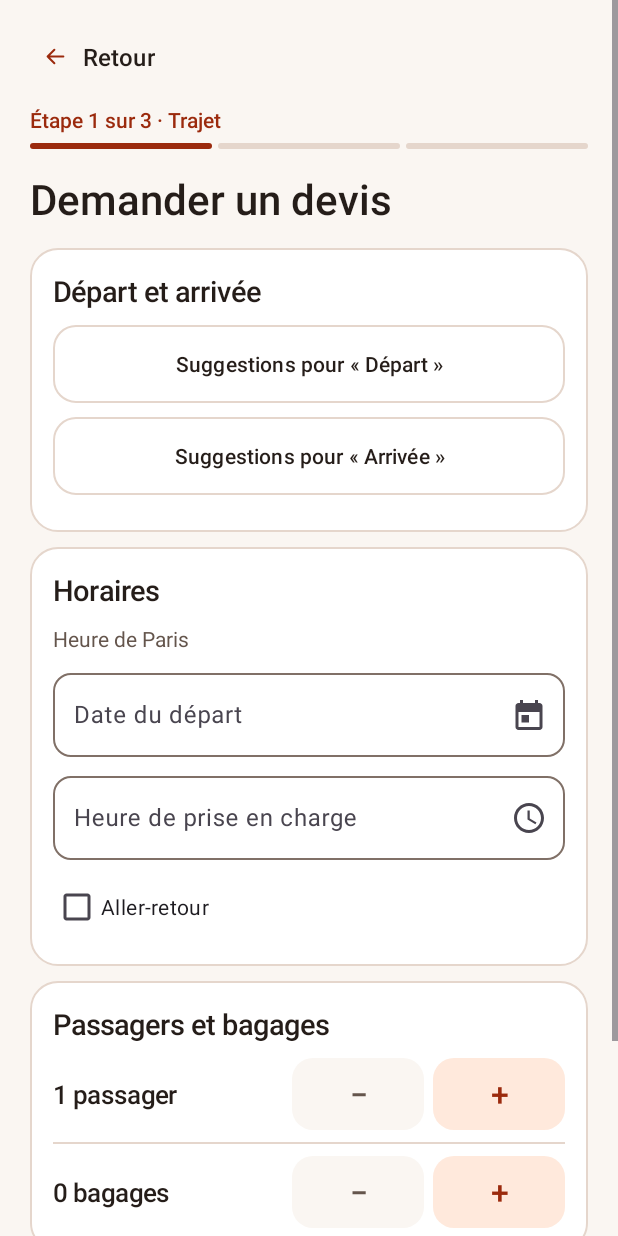
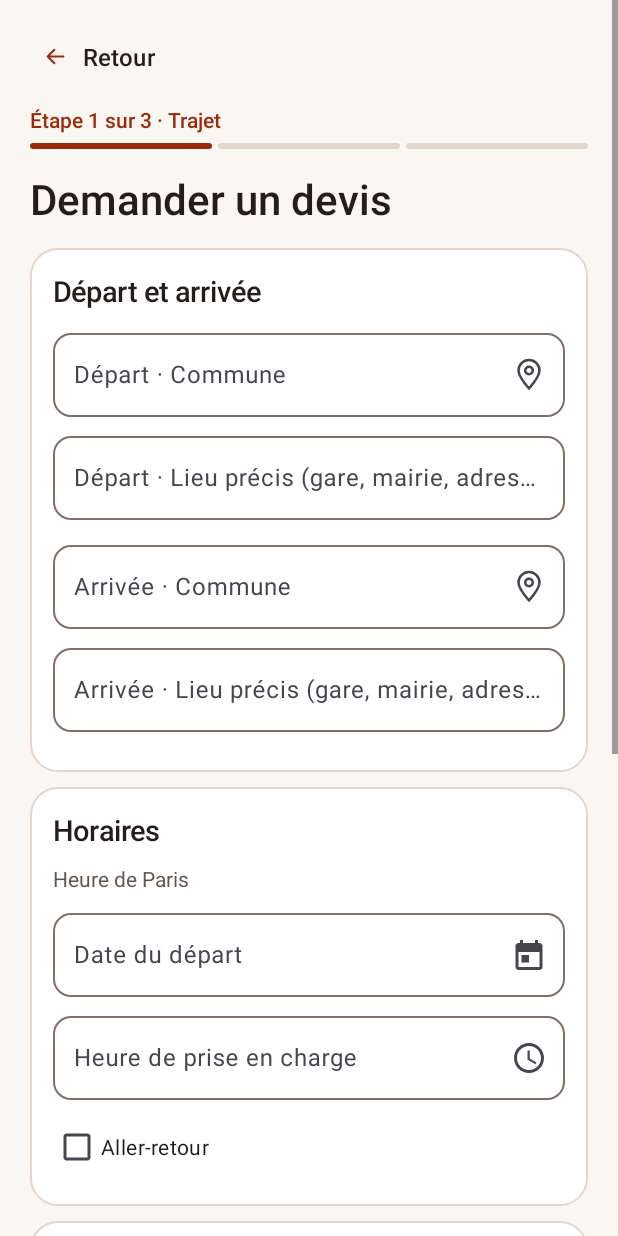
Before and after one commit to Navettephoenix/navette-phoenix, an Android app: the screen it shows after launch (MainActivity), after a tap on "Demander un devis", on a phone screen of 412 x 824 dp. Run offline under Robolectric (Android 15) with nearby library versions, the phone set to English and light mode, and no system bars; our stand-ins replace Firebase (no records; nobody signed in at launch, a user with empty details on screens opened directly); 2 statements that could not run were skipped.

Commit message:
V20: choix de communes avec recherche et estimation dynamique dans la réservation

```diff
--- a/android/app/src/main/java/com/phoenix/navette28/MainActivity.kt
+++ b/android/app/src/main/java/com/phoenix/navette28/MainActivity.kt
@@ -16,6 +16,9 @@ import android.text.InputType
 import android.view.Gravity
 import android.view.View
 import android.widget.FrameLayout
+import android.widget.ArrayAdapter
+import android.widget.ListView
+import android.widget.TextView
 import android.widget.EditText
 import android.widget.ImageView
 import android.widget.LinearLayout
@@ -274,8 +277,9 @@ class MainActivity : AppCompatActivity() {
     private fun trip() {
         column.stepHeader(service.label, 1, "Trajet")
         val address = column.panel("Départ et arrivée")
-        addressField(address, "Départ", "departure")
-        addressField(address, "Arrivée", "arrival")
+        var updateFare: () -> Unit = {}
+        communeField(address, "Départ", "departure") { updateFare() }
+        communeField(address, "Arrivée", "arrival") { updateFare() }
         address.navigationLink(if (BuildConfig.GOOGLE_MAIL) "Voir dans Google Maps" else "Voir l’itinéraire",
             R.drawable.ic_destinations) {
             val current = booking()
@@ -309,11 +313,15 @@ class MainActivity : AppCompatActivity() {
             returnControls.visibility = if (checked) View.VISIBLE else View.GONE
             feedback.changed("returnDate")
             feedback.changed("returnTime")
+            updateFare()
         }
         column.space(10)
         val group = column.panel("Passagers et bagages")
         val passengers = group.quantity(R.plurals.passengers, R.string.remove_passenger, R.string.add_passenger,
-            1..4, value("passengers").toIntOrNull() ?: 1) { values["passengers"] = it.toString() }
+            1..4, value("passengers").toIntOrNull() ?: 1) {
+                values["passengers"] = it.toString()
+                updateFare()
+            }
         feedback.control("passengers", group, passengers)
         group.space(8)
         group.rule()
@@ -321,6 +329,38 @@ class MainActivity : AppCompatActivity() {
         val bags = group.quantity(R.plurals.bags, R.string.remove_bag, R.string.add_bag,
             0..16, value("luggage").toIntOrNull() ?: 0) { values["luggage"] = it.toString() }
         feedback.control("luggage", group, bags)
+        column.space(12)
+        val price = column.panel("Tarif estimé")
+        val zoneLabel = price.label("", 16f, Palette.ink, bold = true)
+        price.space(6)
+        val singleLabel = price.label("", 15f)
+        price.space(7)
+        val totalLabel = price.label("", 25f, Palette.sun, bold = true)
+        price.space(6)
+        price.label("Tarif estimé, confirmé par le service de réservation.", 13f, Palette.muted)
+        val quoteButton = price.action("Demander un devis") {
+            service = Service.DEVIS
+            render(Screen.TRIP)
+        }
+        updateFare = {
+            val result = PricingCalculator.calculerTarif(
+                value("departureCommune"), value("arrivalCommune"), roundTrip,
+                value("passengers").toIntOrNull() ?: 1
+            )
+            if (result is PricingCalculator.Resultat.Tarif) {
+                zoneLabel.text = "Zone ${result.zone} · ${result.prixParPassager} € par passager"
+                singleLabel.text = "${value("passengers")} passager(s) : ${result.prixTotalTrajet} € le trajet"
+                totalLabel.text = if (roundTrip) "Total aller-retour : ${result.prixTotal} €"
+                    else "Total : ${result.prixTotal} €"
+                quoteButton.visibility = View.GONE
+            } else {
+                zoneLabel.text = "Tarif sur devis"
+                singleLabel.text = "Trajet hors zone, entre secteurs ou commune à préciser."
+                totalLabel.text = ""
+                quoteButton.visibility = if (service == Service.DEVIS) View.GONE else View.VISIBLE
+            }
+        }
+        updateFare()
         column.space(12)
         column.navigationLink("Consulter les tarifs par zones", R.drawable.ic_devis) { render(Screen.TARIFFS) }
         column.space(8)
@@ -334,39 +374,70 @@ class MainActivity : AppCompatActivity() {
         }
     }
 
-    private fun addressField(parent: LinearLayout, title: String, key: String) {
-        val useLocalPlaces = BuildConfig.GOOGLE_MAIL || !gateway.available
-        val field = bind(parent, title, key, InputType.TYPE_CLASS_TEXT or InputType.TYPE_TEXT_VARIATION_POSTAL_ADDRESS,
-            suggestions = if (useLocalPlaces) localPlaces else emptyList())
-        if (useLocalPlaces) return
-        var searching = false
-        val search = parent.action("Suggestions pour « $title »") {
-            if (searching) return@action
-            val query = field.text.toString().trim()
-            if (query.length < 3) {
-                field.error = "Saisissez au moins trois caractères."
-                return@action
-            }
-            searching = true
-            gateway.call("suggestAddresses", mapOf("query" to query)).addOnCompleteListener(this) { task ->
-                searching = false
-                if (screen != Screen.TRIP || !field.isAttachedToWindow || field.text.toString().trim() != query) {
-                    return@addOnCompleteListener
-                }
-                if (!task.isSuccessful) {
-                    showMessage("La recherche est indisponible. Vous pouvez compléter l’adresse à la main.")
-                    return@addOnCompleteListener
-                }
-                val items = ((task.result as? Map<*, *>)?.get("addresses") as? List<*>)
-                    .orEmpty().filterIsInstance<String>().toTypedArray()
-                if (items.isEmpty()) showMessage("Aucune adresse trouvée. Ajoutez la commune ou le code postal.")
-                else MaterialAlertDialogBuilder(this).setTitle("Choisir une adresse").setItems(items) { _, which ->
-                    field.setText(items[which])
-                }.setNegativeButton("Annuler", null).show()
+    /** A commune is selected from a searchable list; detailed pickup points remain free-form. */
+    private fun communeField(parent: LinearLayout, label: String, key: String, changed: () -> Unit) {
+        val communeKey = "${key}Commune"
+        val detailKey = "${key}Detail"
+        if (value(communeKey).isEmpty() && value(key).isNotEmpty()) {
+            values[communeKey] = PricingCalculator.commune(value(key))?.commune
+                ?: PricingCalculator.AUTRE_COMMUNE
+            if (value(communeKey) == PricingCalculator.AUTRE_COMMUNE) {
+                values[detailKey] = value(key)
             }
         }
-        search.textSize = 14f
-        parent.space(9)
+
+        fun updateAddress() {
+            val commune = value(communeKey)
+            val detail = value(detailKey)
+            values[key] = if (commune == PricingCalculator.AUTRE_COMMUNE) {
+                detail.ifBlank { commune }
+            } else listOf(commune, detail).filter(String::isNotBlank).joinToString(" · ")
+            feedback.changed(key)
+            changed()
+        }
+
+        lateinit var selector: EditText
+        selector = parent.pickerField("$label · Commune", value(communeKey), R.drawable.ic_destinations) {
+            val search = EditText(this).apply {
+                hint = "Rechercher une commune"
+                setSingleLine(true)
+                minHeight = dp(56)
+                setPadding(dp(12), dp(8), dp(12), dp(8))
+            }
+            val list = ListView(this)
+            val adapter = ArrayAdapter(this, android.R.layout.simple_list_item_1, PricingCalculator.communes.toMutableList())
+            list.adapter = adapter
+            val popup = column().apply {
+                setPadding(dp(16), dp(8), dp(16), dp(8))
+                addView(search, -1, -2)
+                addView(list, LinearLayout.LayoutParams(-1, dp(320)))
+            }
+            val dialog = MaterialAlertDialogBuilder(this)
+                .setTitle("Choisir la commune de $label")
+                .setView(popup)
+                .setNegativeButton("Annuler", null).create()
+            search.doAfterTextChanged { editable ->
+                val query = PricingCalculator.normaliser(editable?.toString().orEmpty())
+                val matches = PricingCalculator.communes.filter {
+                    PricingCalculator.normaliser(it).contains(query)
+                }
+                adapter.clear()
+                adapter.addAll(matches)
+                adapter.notifyDataSetChanged()
+            }
+            list.setOnItemClickListener { _, _, position, _ ->
+                values[communeKey] = adapter.getItem(position).orEmpty()
+                selector.setText(value(communeKey))
+                selector.contentDescription = "$label · Commune : ${value(communeKey)}"
+                updateAddress()
+                dialog.dismiss()
+            }
+            dialog.show()
+        }
+        feedback.control(key, parent, selector)
+        val detail = bind(parent, "$label · Lieu précis (gare, mairie, adresse…)", detailKey, limit = 150)
+        detail.doAfterTextChanged { updateAddress() }
+        updateAddress()
     }
 
     private fun details() {
@@ -432,8 +503,18 @@ class MainActivity : AppCompatActivity() {
         val luggage = resources.getQuantityString(R.plurals.bags, current.luggage, current.luggage)
         trip.label("$passengers · $luggage", 15f)
         trip.space(8)
-        trip.label(if (service == Service.DEVIS) "Tarif communiqué sur devis."
-            else "Tarifs locaux selon la distance routière : 5 à 10 € par trajet jusqu’à 20 km. Hors zone : sur devis. Le tarif et la disponibilité seront confirmés par Phoenix LTS.", 14f, Palette.muted)
+        val fare = current.pricing
+        if (fare is PricingCalculator.Resultat.Tarif) {
+            val tarif = trip.panel("Tarif estimé")
+            tarif.label("Zone ${fare.zone} · ${fare.secteur.label}", 16f, bold = true)
+            tarif.label("${fare.prixParPassager} € par passager × ${current.passengers} passager(s)", 15f)
+            tarif.label("${fare.prixTotalTrajet} € par trajet", 15f)
+            tarif.label("Total${if (roundTrip) " aller-retour" else ""} : ${fare.prixTotal} €",
+                24f, Palette.sun, bold = true)
+        } else {
+            trip.label("Tarif sur devis", 20f, Palette.sun, bold = true)
+        }
+        trip.label("Tarif estimé, confirmé par le service de réservation.", 14f, Palette.muted)
         trip.navigationLink("Modifier le trajet") { editFromReview(Screen.TRIP) }.isEnabled = !busy
         column.space(10)
         val details = column.panel("Contact")
@@ -771,7 +852,9 @@ class MainActivity : AppCompatActivity() {
     private fun booking() = Booking(service, value("departure"), value("arrival"), value("date"), value("time"),
         if (roundTrip) value("returnDate") else "", if (roundTrip) value("returnTime") else "",
         (values["passengers"] ?: "1").toIntOrNull() ?: -1, (values["luggage"] ?: "0").toIntOrNull() ?: -1,
-        value("name"), value("phone"), value("email"), value("needs"), value("notes"), consent)
+        value("name"), value("phone"), value("email"), value("needs"), value("notes"), consent,
+        value("departureCommune"), value("arrivalCommune"),
+        value("departureDetail"), value("arrivalDetail"))
 
     private fun showMessage(text: String) {
         MaterialAlertDialogBuilder(this).setMessage(text).setPositiveButton("OK", null).show()
```
